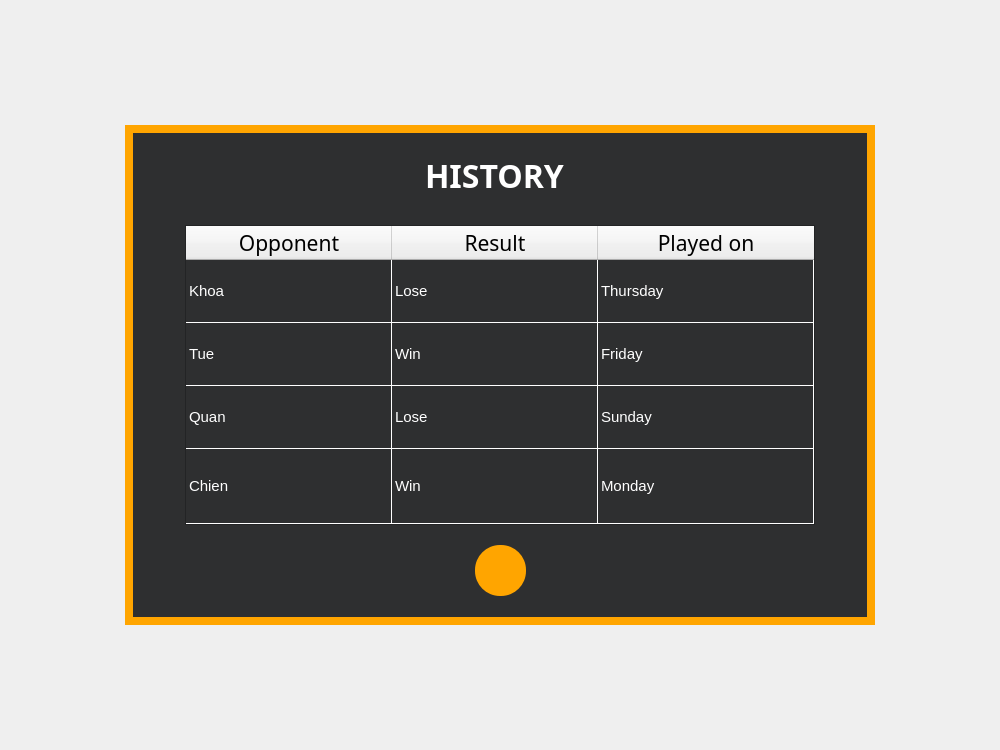
This is Client/Chess/history.ui in Nulemboon/Online_chess_game as Qt 5 draws it before an edit. The edited form follows.
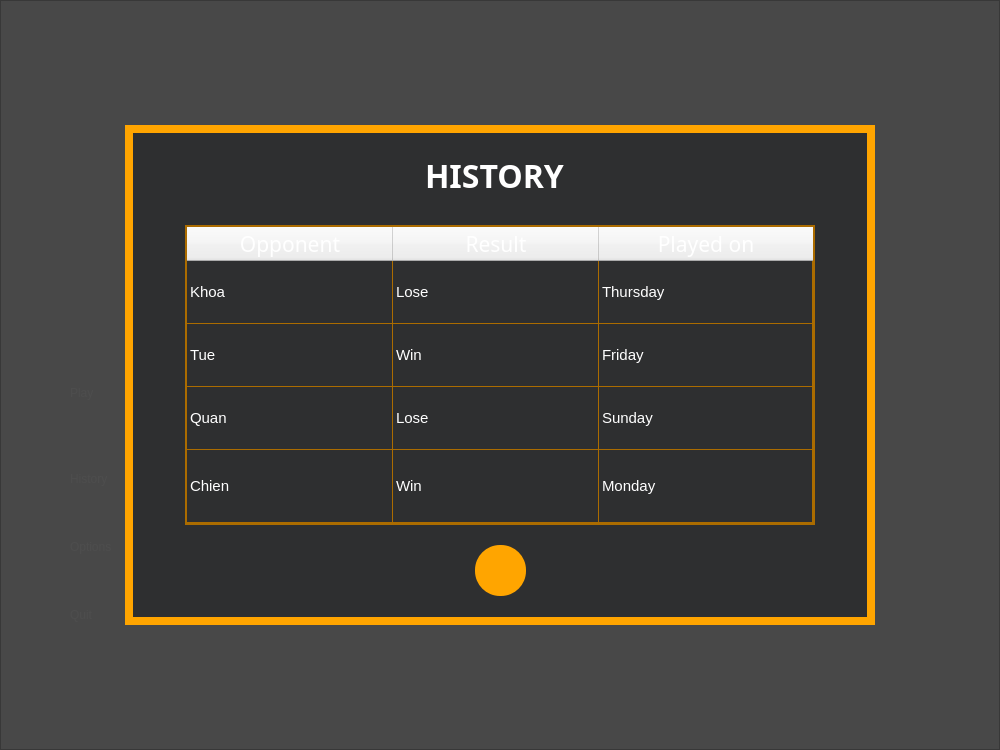
This is the edited form. Icons and pictures are not drawn.

```diff
--- a/Client/Chess/history.ui
+++ b/Client/Chess/history.ui
@@ -82,8 +82,8 @@
     <property name="styleSheet">
      <string notr="true">QTableWidget { 
 background-color: #2e2f30;
-gridline-color: white;
-border: 2px solid #fffff;
+gridline-color: #AB6C00;
+border: 2px solid #AB6C00;
 color: white
 
 }
@@ -93,6 +93,22 @@
 QHeaderView::section {
 gridline-color: white;
 }
+QHeaderView::section:horizontal {
+    color:white;
+}
+QTableWidget::item:selected {
+    background-color: #F4DCC5; 
+    color: black; 
+}
+
+QTableWidget::item:focus {
+    background-color: #F4DCC5;  
+    color: black; 
+}
+QTableWidget::item:selected:focus {
+    background-color: #F4DCC5;  
+    color: black; 
+}
 </string>
     </property>
     <property name="frameShape">
@@ -433,15 +449,98 @@
      <height>750</height>
     </rect>
    </property>
+   <property name="minimumSize">
+    <size>
+     <width>1000</width>
+     <height>750</height>
+    </size>
+   </property>
+   <property name="maximumSize">
+    <size>
+     <width>1000</width>
+     <height>750</height>
+    </size>
+   </property>
    <property name="styleSheet">
-    <string notr="true">background-image: url(:/home/assets/home.jpg);</string>
+    <string notr="true">QFrame#frHome{background-image: url(:/home/assets/home.jpg)}
+QPushButton {border: none; 
+text-align: left;
+	font: 33pt &quot;Ubuntu&quot;;
+color: white;
+
+}</string>
    </property>
    <property name="frameShape">
-    <enum>QFrame::NoFrame</enum>
+    <enum>QFrame::StyledPanel</enum>
    </property>
    <property name="frameShadow">
-    <enum>QFrame::Plain</enum>
+    <enum>QFrame::Raised</enum>
    </property>
+   <widget class="QWidget" name="verticalLayoutWidget">
+    <property name="geometry">
+     <rect>
+      <x>70</x>
+      <y>320</y>
+      <width>201</width>
+      <height>351</height>
+     </rect>
+    </property>
+    <layout class="QVBoxLayout" name="verticalLayout_2">
+     <item>
+      <widget class="QPushButton" name="btnPlay_2">
+       <property name="minimumSize">
+        <size>
+         <width>0</width>
+         <height>50</height>
+        </size>
+       </property>
+       <property name="styleSheet">
+        <string notr="true">border: none</string>
+       </property>
+       <property name="text">
+        <string>Play</string>
+       </property>
+      </widget>
+     </item>
+     <item>
+      <widget class="QPushButton" name="btnHistory_2">
+       <property name="text">
+        <string>History</string>
+       </property>
+      </widget>
+     </item>
+     <item>
+      <widget class="QPushButton" name="btnOptions_2">
+       <property name="text">
+        <string>Options</string>
+       </property>
+      </widget>
+     </item>
+     <item>
+      <widget class="QPushButton" name="btnQuit_2">
+       <property name="text">
+        <string>Quit</string>
+       </property>
+      </widget>
+     </item>
+    </layout>
+   </widget>
+   <widget class="QLabel" name="lbDim">
+    <property name="geometry">
+     <rect>
+      <x>0</x>
+      <y>0</y>
+      <width>1000</width>
+      <height>750</height>
+     </rect>
+    </property>
+    <property name="styleSheet">
+     <string notr="true">background-color: rgba(0,0,0,0.7)</string>
+    </property>
+    <property name="text">
+     <string/>
+    </property>
+   </widget>
   </widget>
   <zorder>bgFrame</zorder>
   <zorder>historyFrame</zorder>
```
Left out of the diff: 6 changed lines with no effect on the pictures.
